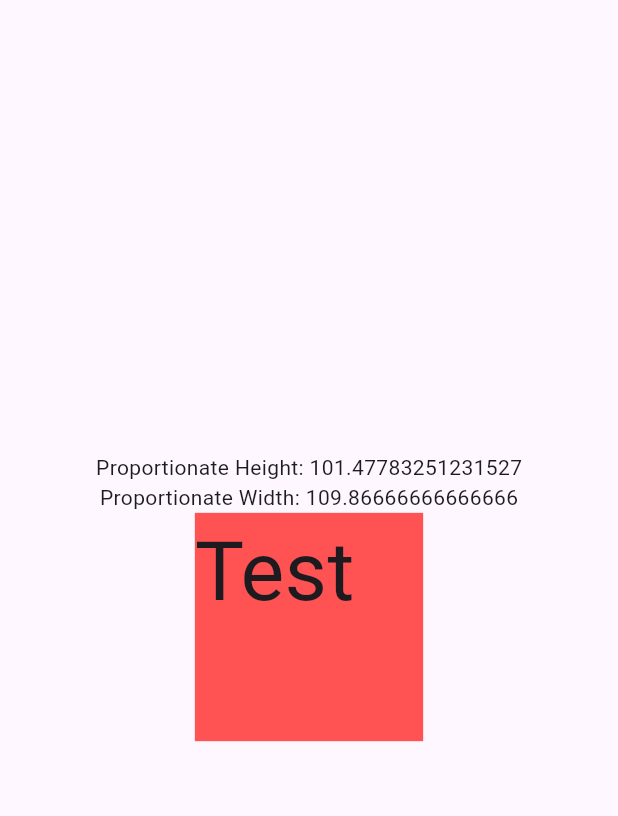
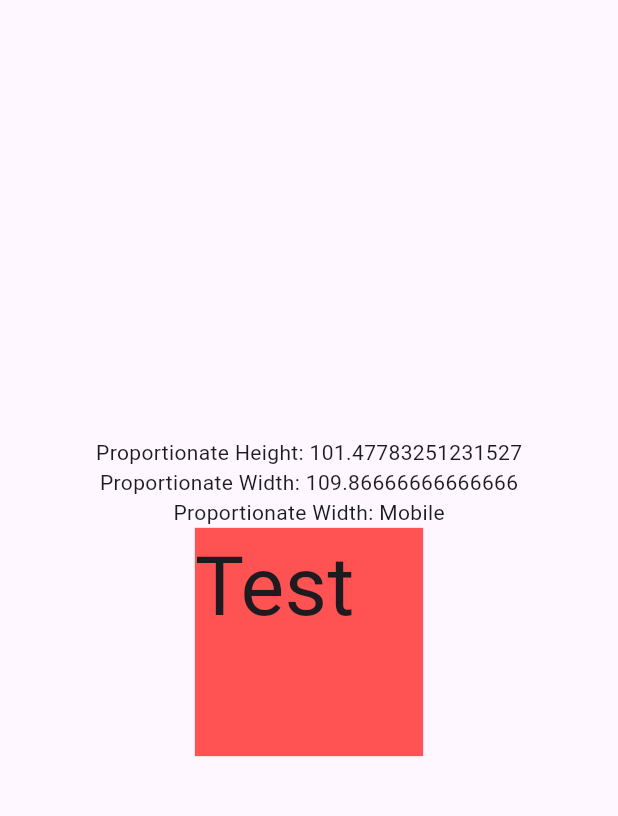
Before and after one commit to awaisfusion/responsive_config, a Flutter app: the screen it shows after launch, on a phone screen of 412 x 824 dp, the part 63-879 px from its top. Run offline on Flutter 3.47's test engine with Material 3 defaults, Android fonts, the phone set to English and light mode, and no system bars.

Commit message:
get device type

```diff
--- a/example/lib/main.dart
+++ b/example/lib/main.dart
@@ -41,6 +41,9 @@ class ExampleScreen extends StatelessWidget {
             Text(
               'Proportionate Width: ${getProportionateScreenWidth(100)}',
             ),
+            Text(
+              'Proportionate Width: ${getDeviceType()}',
+            ),
             Container(
               height: getProportionateScreenHeight(150),
               width: getProportionateScreenHeight(150),
--- a/lib/responsive_config.dart
+++ b/lib/responsive_config.dart
@@ -15,16 +15,40 @@ class ResponsiveConfig {
   }
 }
 
-// Get the proportionate height as per screen size
+///
+/// Get the proportionate height as per screen size
+///
 double getProportionateScreenHeight(double inputHeight) {
   double screenHeight = ResponsiveConfig.screenHeight;
   // 812 is the layout height that designer use
   return (inputHeight / 812.0) * screenHeight;
 }
 
-// Get the proportionate height as per screen size
+///
+/// Get the proportionate height as per screen size
+///
 double getProportionateScreenWidth(double inputWidth) {
   double screenWidth = ResponsiveConfig.screenWidth;
   // 375 is the layout width that designer use
   return (inputWidth / 375.0) * screenWidth;
 }
+
+///
+/// Get device type
+///
+String getDeviceType() {
+  double screenWidth = ResponsiveConfig.screenWidth;
+  String type = '';
+
+  if (screenWidth < 600) {
+    type = 'Mobile';
+  } else if (screenWidth >= 600 && screenWidth < 1200) {
+    type = 'Tablet';
+  } else if (screenWidth >= 1200) {
+    type = 'Desktop';
+  } else {
+    type = 'Unknown';
+  }
+
+  return type;
+}
```
Also changed, not shown: example/pubspec.lock.
